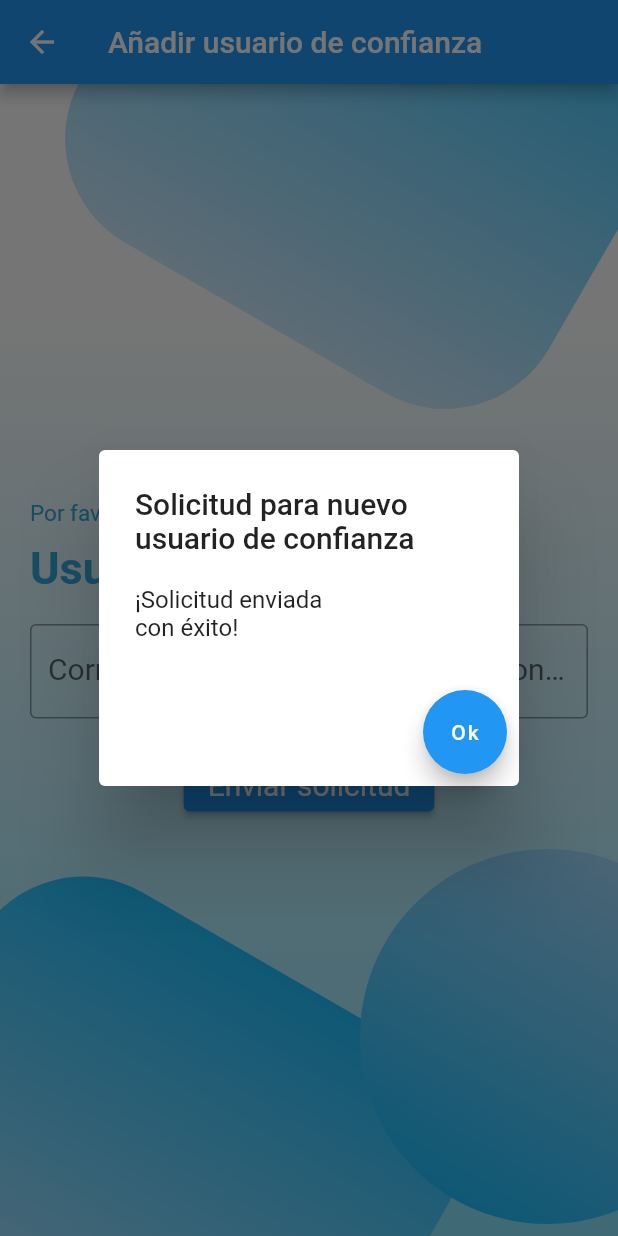
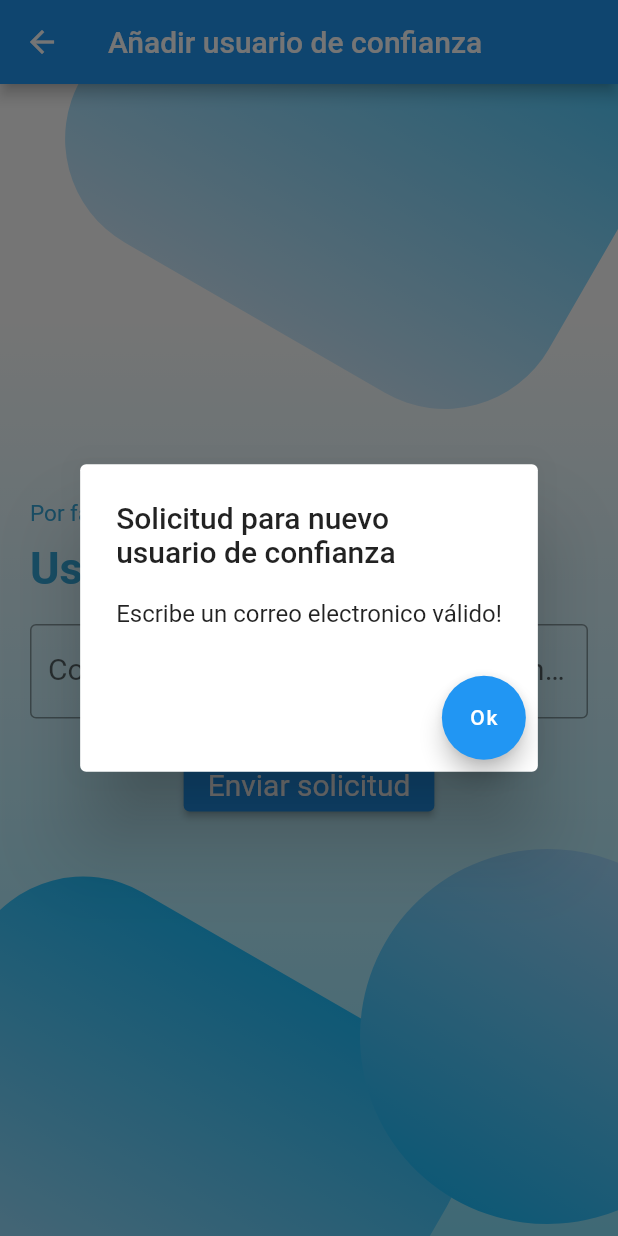
Before and after one commit to JuanPaauul/Nos-importas, a Flutter app: the UserForm screen opened directly, after a tap on "Enviar solicitud", on a phone screen of 412 x 824 dp. Run offline on Flutter 3.47's test engine with Material 2 defaults, Android fonts, the phone set to English and light mode, and no system bars; our stand-ins replace animate_do, email_validator, firebase_auth, firebase_core, font_awesome_flutter, geolocator and 7 more; missing offline and left inert: dart:ffi, maps_toolkit; accounts and stored records are empty; network calls fail.

```diff
--- a/lib/main.dart
+++ b/lib/main.dart
@@ -1,7 +1,6 @@
 import 'package:flutter/material.dart';
 import 'package:firebase_core/firebase_core.dart';
 import 'package:nos_importas/provider/google_sign_in.dart';
-import 'package:nos_importas/screens/home_screen.dart';
 import 'package:nos_importas/screens/route/pages.dart';
 import 'package:nos_importas/screens/route/routes.dart';
 import 'package:provider/provider.dart';
@@ -24,10 +23,6 @@ class MyApp extends StatelessWidget {
         child: MaterialApp(
           debugShowCheckedModeBanner: false,
           title: title,
-          //theme: ThemeData.dark().copyWith(
-          //    colorScheme:
-          //        ColorScheme.fromSwatch().copyWith(secondary: Colors.indigo)),
-          //home: HomePage(),
           initialRoute: Routes.SPLASH,
           routes: appRoutes(),
         ),
--- a/lib/screens/register_user.dart
+++ b/lib/screens/register_user.dart
@@ -29,7 +29,6 @@ class _RegisterUserState extends State<RegisterUser> {
 
   @override
   Widget build(BuildContext context) {
-    print(user.uid.characters);
     return Scaffold(
       resizeToAvoidBottomInset: false,
       backgroundColor: Colors.transparent,
--- a/lib/screens/route/pages.dart
+++ b/lib/screens/route/pages.dart
@@ -5,13 +5,11 @@ import 'package:nos_importas/screens/maps/maps_screen.dart';
 import 'package:nos_importas/screens/maps/request_permission/request_permission_page.dart';
 import 'package:nos_importas/screens/route/routes.dart';
 import 'package:nos_importas/screens/maps/screen_redirect.dart';
-import 'package:nos_importas/screens/maps/screen_redirect.dart';
-import 'package:nos_importas/widget/login_handler.dart';
 
 Map<String, Widget Function(BuildContext)> appRoutes() {
   return {
     Routes.SPLASH: (_) => const HomePage(),
-    Routes.VIEWS: (_) => AppPage(),
+    Routes.VIEWS: (_) => const AppPage(),
     Routes.MAPS: (_) => const MapsPage(),
     Routes.PERMISSIONS: (_) => const RequestPermissionPage(),
     Routes.FIRSTVIEW: (_) => const FirstView(),
--- a/lib/screens/user_form_screen.dart
+++ b/lib/screens/user_form_screen.dart
@@ -1,8 +1,9 @@
+import 'package:firebase_auth/firebase_auth.dart';
 import 'package:flutter/material.dart';
-import 'package:nos_importas/screens/user_confidence_list.dart';
-import 'package:nos_importas/functions/input_file.dart';
-import 'package:animated_background/animated_background.dart';
+import 'package:http/http.dart' as http;
+import 'package:http/http.dart';
 import 'package:nos_importas/widget/background.dart';
+import 'package:email_validator/email_validator.dart';
 
 //import 'package:nos_importas/screens/app_screen.dart';
 
@@ -67,22 +68,7 @@ class _UserFormState extends State<UserForm>
               //Botton to send request
               ElevatedButton(
                   onPressed: () {
-                    showDialog(
-                        context: context,
-                        barrierDismissible: false,
-                        builder: (context) => AlertDialog(
-                                title: const Text(
-                                    'Solicitud para nuevo\nusuario de confianza'),
-                                content: const Text(
-                                    '¡Solicitud enviada\ncon éxito!'),
-                                actions: <Widget>[
-                                  FloatingActionButton(
-                                    child: const Text('Ok'),
-                                    onPressed: () {
-                                      Navigator.of(context).pop(true);
-                                    },
-                                  )
-                                ]));
+                    dialogMessage(context, _emailTEC.value.text);
                   },
                   child: const Text("Enviar solicitud",
                       style: TextStyle(
@@ -93,6 +79,36 @@ class _UserFormState extends State<UserForm>
         ],
       ),
     );
+  }
+
+  Future<String> notifyUser(String email) async {
+    final response = await http.get(Uri.parse(
+        "https://appprevriskapi-production.up.railway.app/api/userinformation/uid/${email}"));
+    if (response.statusCode == 200) {
+      return "El usuario fue notificado";
+    }
+    return "Se envio una correo de invitacion al usuario";
+  }
+
+  Future<dynamic> dialogMessage(BuildContext context, String email) async {
+    String messageContent = "";
+    EmailValidator.validate(email)
+        ? messageContent = await notifyUser(_emailTEC.value.text)
+        : messageContent = "Escribe un correo electronico válido!";
+    return showDialog(
+        context: context,
+        barrierDismissible: false,
+        builder: (context) => AlertDialog(
+                title: const Text('Solicitud para nuevo\nusuario de confianza'),
+                content: Text(messageContent),
+                actions: <Widget>[
+                  FloatingActionButton(
+                    child: const Text('Ok'),
+                    onPressed: () {
+                      Navigator.of(context).pop(true);
+                    },
+                  )
+                ]));
   }
 
   Container inputEmail(
--- a/pubspec.yaml
+++ b/pubspec.yaml
@@ -39,6 +39,7 @@ dependencies:
   http: ^0.13.5
   flutter_spinkit: ^5.1.0
   maps_toolkit: ^2.0.1
+  email_validator: '^2.1.16'
 
   # The following adds the Cupertino Icons font to your application.
   # Use with the CupertinoIcons class for iOS style icons.
```
Also changed, not shown: pubspec.lock.
